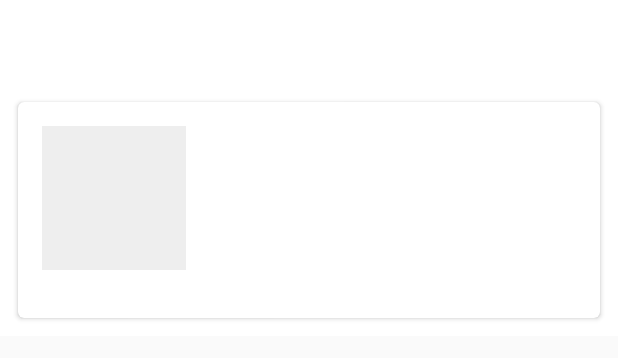
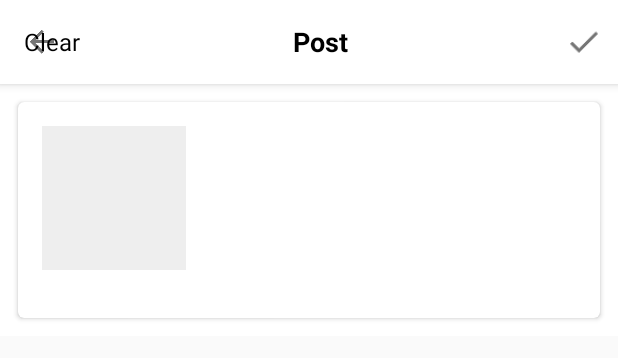
Before and after one commit to Gowdham88/SportsImageSharingApp_Android, an Android app: the layout activity_publish.xml on its own in the app's theme, with its tools: preview values and no code run, on a phone screen of 412 x 824 dp. Shown: the top 358 px of the screen. Run offline under Robolectric (Android 15) with nearby library versions, the phone set to English and light mode, and no system bars.

Commit message:
Post action bar

```diff
--- a/app/src/main/java/czsm/github/froger/instamaterial/ui/activity/PublishActivity.java
+++ b/app/src/main/java/czsm/github/froger/instamaterial/ui/activity/PublishActivity.java
@@ -10,7 +10,9 @@ import android.net.Uri;
 import android.os.Build;
 import android.os.Bundle;
 import android.support.annotation.NonNull;
+import android.support.v7.app.AppCompatActivity;
 import android.support.v7.widget.LinearLayoutCompat;
+import android.support.v7.widget.Toolbar;
 import android.util.Log;
 import android.view.Menu;
 import android.view.MenuItem;
@@ -22,6 +24,7 @@ import android.widget.EditText;
 import android.widget.ImageView;
 import android.widget.LinearLayout;
 import android.widget.ScrollView;
+import android.widget.TextView;
 import android.widget.Toast;
 import android.widget.ToggleButton;
 
@@ -45,7 +48,9 @@ import java.util.Map;
 import java.util.UUID;
 
 import butterknife.BindView;
+import butterknife.ButterKnife;
 import butterknife.OnCheckedChanged;
+import butterknife.OnClick;
 import czsm.github.froger.instamaterial.ui.view.LoadingFeedItemView;
 import czsm.github.froger.instamaterial.R;
 import czsm.github.froger.instamaterial.Utils;
@@ -55,7 +60,7 @@ import czsm.github.froger.instamaterial.ui.utils.PreferencesHelper;
 /**
  * Created by Miroslaw Stanek on 21.02.15.
  */
-public class PublishActivity extends BaseActivity {
+public class PublishActivity extends AppCompatActivity {
     public static final String ARG_TAKEN_PHOTO_URI = "arg_taken_photo_uri";
 
     @BindView(R.id.tbFollowers)
@@ -68,6 +73,16 @@ public class PublishActivity extends BaseActivity {
     EditText edt_description;
     @BindView(R.id.parent_Lay)
     LinearLayout LinearLay;
+    @BindView(R.id.toolbar_title)
+    TextView toolbarTitle;
+    @BindView(R.id.publish_image)
+    ImageView publish;
+    @BindView(R.id.toolbar)
+    Toolbar toolbar;
+    @BindView(R.id.back_image)
+    ImageView backarrow;
+    @BindView(R.id.clear_image)
+    TextView clear;
 
     private boolean propagatingToggleState = false;
     private Uri photoUri;
@@ -88,6 +103,8 @@ public class PublishActivity extends BaseActivity {
     protected void onCreate(Bundle savedInstanceState) {
         super.onCreate(savedInstanceState);
         setContentView(R.layout.activity_publish);
+        ButterKnife.bind(this);
+        setSupportActionBar(toolbar);
         toolbar.setNavigationIcon(R.drawable.ic_arrow_back_grey600_24dp);
         toolbar.setNavigationContentDescription("Post");
         toolbar.setNavigationOnClickListener(new View.OnClickListener() {
@@ -156,25 +173,27 @@ public class PublishActivity extends BaseActivity {
 
     @Override
     public boolean onCreateOptionsMenu(Menu menu) {
-        getMenuInflater().inflate(R.menu.menu_publish, menu);
+
         return true;
     }
 
     @Override
     public boolean onOptionsItemSelected(MenuItem item) {
-        if (item.getItemId() == R.id.action_publish) {
-            bringMainActivityToTop();
 
-            return true;
-        }
-        else if(item.getItemId() == R.id.action_clear){
-            Clear();
+            return super.onOptionsItemSelected(item);
 
-            return true;
-        }
-        else {
-            return super.onOptionsItemSelected(item);
-        }
+    }
+
+    @OnClick(R.id.publish_image)
+    public void publish(View v) {
+
+        bringMainActivityToTop();
+    }
+
+    @OnClick(R.id.clear_image)
+    public void clear(View v) {
+
+       Clear();
     }
 
     private void Clear() {
--- a/app/src/main/res/layout/activity_publish.xml
+++ b/app/src/main/res/layout/activity_publish.xml
@@ -18,23 +18,17 @@
         android:layout_height="wrap_content"
         android:orientation="vertical">
 
-        <android.support.v7.widget.Toolbar
-            android:id="@+id/toolbar"
+        <android.support.design.widget.AppBarLayout
+            android:id="@+id/appBarLayout"
             android:layout_width="match_parent"
-            android:layout_height="?attr/actionBarSize"
-            android:elevation="@dimen/default_elevation"
-            app:theme="@style/ThemeOverlay.AppCompat.Dark.ActionBar">
+            android:layout_height="wrap_content">
 
-            <TextView
-                android:layout_width="wrap_content"
-                android:layout_height="match_parent"
-                android:gravity="center"
-                android:src="@drawable/img_toolbar_logo"
-                android:text="SHARE TO"
-                android:visibility="gone"
-                android:textColor="#333333"
-                android:textSize="18sp" />
-        </android.support.v7.widget.Toolbar>
+            <include
+                android:id="@+id/toolbar"
+                layout="@layout/toolbar_post" />
+        </android.support.design.widget.AppBarLayout>
+
+
 
         <LinearLayout
             android:layout_width="match_parent"
--- /dev/null
+++ b/app/src/main/res/layout/toolbar_post.xml
@@ -0,0 +1,64 @@
+<android.support.v7.widget.Toolbar
+    xmlns:android="http://schemas.android.com/apk/res/android"
+    xmlns:app="http://schemas.android.com/apk/res-auto"
+    android:id="@+id/toolbar"
+    android:layout_width="match_parent"
+    android:layout_height="?attr/actionBarSize"
+    android:background="#FFFFFF"
+    app:elevation="@dimen/default_elevation"
+    app:layout_scrollFlags="scroll|enterAlways"
+    app:theme="@style/ThemeOverlay.AppCompat.Dark.ActionBar">
+
+    <RelativeLayout
+        android:layout_width="match_parent"
+        android:layout_height="match_parent">
+
+        <ImageView
+            android:id="@+id/back_image"
+            android:layout_width="wrap_content"
+            android:layout_height="wrap_content"
+            android:layout_centerVertical="true"
+            android:layout_alignParentLeft="true"
+            android:src="@drawable/ic_arrow_back_grey600_24dp"/>
+
+        <TextView
+            style="@style/FontAvenirMedium"
+            android:id="@+id/toolbar_title"
+            android:layout_width="wrap_content"
+            android:layout_height="wrap_content"
+            android:layout_centerInParent="true"
+            android:text="Post"
+            android:textStyle="bold"
+            android:gravity="center"
+            android:textColor="#000000"
+            android:textSize="18dp"/>
+
+        <TextView
+            style="@style/FontAvenirBook"
+            android:id="@+id/clear_image"
+            android:layout_width="wrap_content"
+            android:layout_height="25dp"
+            android:gravity="center"
+            android:textColor="#000000"
+            android:layout_centerVertical="true"
+            android:layout_alignRight="@+id/profile_image"
+            android:layout_marginRight="40dp"
+            android:text="Clear"
+            android:textSize="16dp"
+            />
+
+        <ImageView
+            android:id="@+id/publish_image"
+            android:layout_width="25dp"
+            android:layout_height="25dp"
+            android:layout_centerVertical="true"
+            android:layout_alignParentRight="true"
+            android:layout_marginRight="10dp"
+            android:src="@drawable/ic_done_grey600_24dp"/>
+
+
+    </RelativeLayout>
+
+
+
+</android.support.v7.widget.Toolbar>
```
